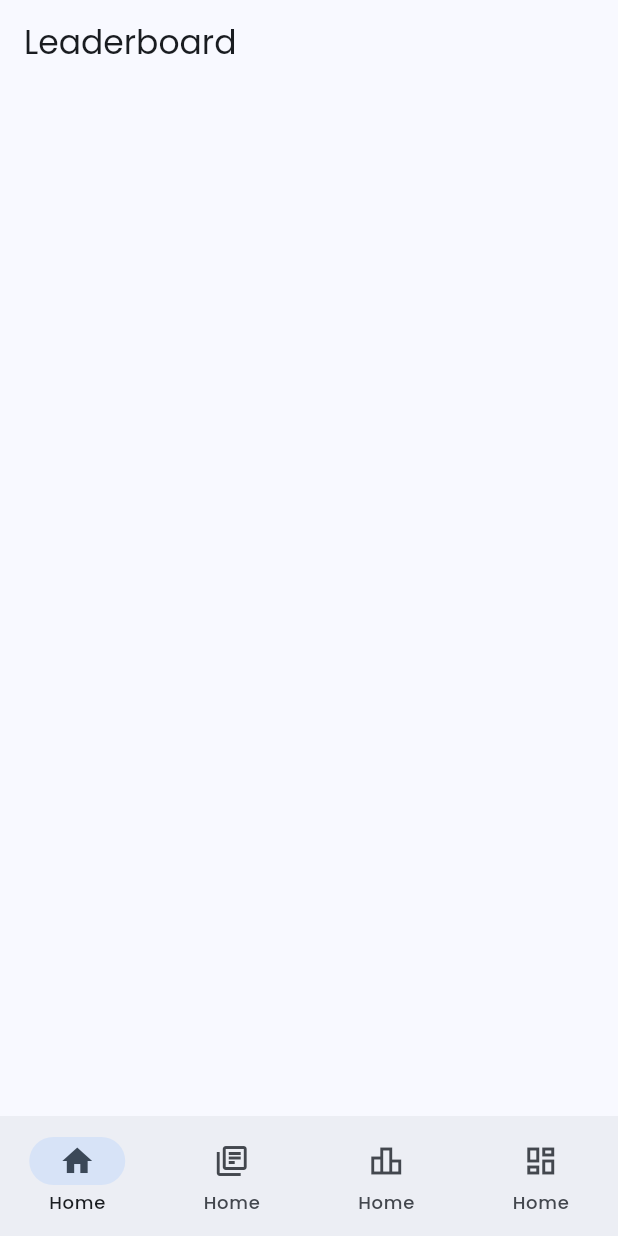
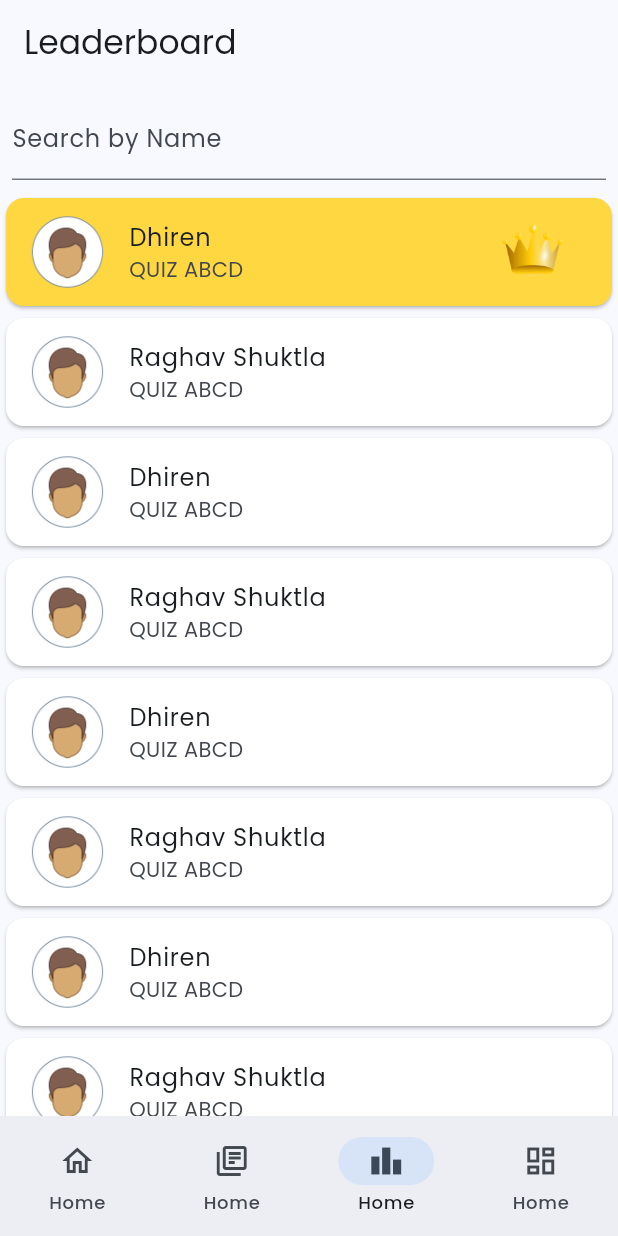
Before and after one commit to Techlyverse/learn_dart, a Flutter app: the screen it shows after launch, item 3 of the bottom bar chosen, on a phone screen of 412 x 824 dp. Run offline on Flutter 3.47's test engine with Material 3 defaults, Android fonts, the phone set to English and light mode, and no system bars; our stand-ins replace google_fonts.

Commit message:
leaderboard

```diff
--- a/lib/leaderboard_screen.dart
+++ b/lib/leaderboard_screen.dart
@@ -1,4 +1,8 @@
 import 'package:flutter/material.dart';
+import 'package:provider/provider.dart';
+
+import 'model/leadership.dart';
+import 'provider/leadershiprovider.dart';
 
 class LeaderboardScreen extends StatefulWidget {
   const LeaderboardScreen({super.key});
@@ -8,12 +12,123 @@ class LeaderboardScreen extends StatefulWidget {
 }
 
 class _LeaderboardScreenState extends State<LeaderboardScreen> {
+  final ScrollController scrollController = ScrollController();
+  bool loadingMore = false;
+  TextEditingController searchController = TextEditingController();
+
+  @override
+  void initState() {
+    super.initState();
+    scrollController.addListener(_scrollListener);
+  }
+
+  @override
+  void dispose() {
+    scrollController.dispose();
+    searchController.dispose();
+    super.dispose();
+  }
+
+  void _scrollListener() {
+    if (scrollController.offset >= scrollController.position.maxScrollExtent &&
+        !scrollController.position.outOfRange) {
+      if (!loadingMore) {
+        setState(() {
+          loadingMore = true;
+        });
+
+        Provider.of<LeadershipProvider>(context, listen: false)
+            .loadMoreLeaders();
+
+        setState(() {
+          loadingMore = false;
+        });
+      }
+    }
+  }
+
+  List<Leader> searchLeaders(List<Leader> leaders, String query) {
+    return leaders
+        .where(
+            (leader) => leader.name.toLowerCase().contains(query.toLowerCase()))
+        .toList();
+  }
+
   @override
   Widget build(BuildContext context) {
     return Scaffold(
       appBar: AppBar(
         title: Text("Leaderboard"),
       ),
+      body: Consumer<LeadershipProvider>(
+        builder: (context, leadershipProvider, child) {
+          final leaders =
+              searchLeaders(leadershipProvider.leaders, searchController.text);
+          print("the ${leaders.length}");
+
+          return Column(
+            children: [
+              Padding(
+                padding: const EdgeInsets.all(8.0),
+                child: TextField(
+                  controller: searchController,
+                  onChanged: (value) {
+                    setState(() {});
+                  },
+                  decoration: InputDecoration(
+                    labelText: 'Search by Name',
+                    suffixIcon: searchController.text.isNotEmpty
+                        ? IconButton(
+                            icon: Icon(Icons.clear),
+                            onPressed: () {
+                              setState(() {});
+                              searchController.clear();
+                            },
+                          )
+                        : null,
+                  ),
+                ),
+              ),
+              Expanded(
+                child: ListView.builder(
+                  controller: scrollController,
+                  itemCount: leaders.length,
+                  itemBuilder: (context, index) {
+                    if (index == leaders.length) {
+                      return loadingMore
+                          ? const SizedBox(
+                              height: 50,
+                              child: Center(child: CircularProgressIndicator()),
+                            )
+                          : SizedBox();
+                    }
+
+                    final leader = leaders[index];
+                    return Card(
+                      color: leader.position == 1
+                          ? Colors.amberAccent
+                          : Colors.white,
+                      child: ListTile(
+                        leading: Image.asset(
+                          leader.imageAsset,
+                          width: 50,
+                          height: 50,
+                          fit: BoxFit.cover,
+                        ),
+                        title: Text(leader.name),
+                        subtitle: Text("QUIZ ABCD"),
+                        trailing: leader.position == 1
+                            ? Image.asset("assets/images/crown.png")
+                            : SizedBox(),
+                      ),
+                    );
+                  },
+                ),
+              ),
+            ],
+          );
+        },
+      ),
     );
   }
 }
--- a/lib/main_screen.dart
+++ b/lib/main_screen.dart
@@ -26,6 +26,7 @@ class _MainScreenState extends State<MainScreen> {
     return Scaffold(
       body: pages[currentPage],
       bottomNavigationBar: NavigationBar(
+        selectedIndex: currentPage,
         onDestinationSelected: (value) {
           setState(() {
             currentPage = value;
--- /dev/null
+++ b/lib/model/leadership.dart
@@ -0,0 +1,7 @@
+class Leader {
+  final String name;
+  final int position;
+  final String imageAsset;
+
+  Leader(this.name, this.position, this.imageAsset);
+}
--- /dev/null
+++ b/lib/provider/leadershiprovider.dart
@@ -0,0 +1,26 @@
+import 'package:flutter/material.dart';
+import 'package:learn_dart/model/leadership.dart';
+
+class LeadershipProvider with ChangeNotifier {
+  final List<Leader> person = [
+    Leader('Dhiren ', 1, 'assets/images/male.png'),
+    Leader('Raghav Shuktla ', 2, 'assets/images/male.png'),
+    Leader('Dhiren ', 3, 'assets/images/male.png'),
+    Leader('Raghav Shuktla ', 4, 'assets/images/male.png'),
+    Leader('Dhiren ', 5, 'assets/images/male.png'),
+    Leader('Raghav Shuktla ', 6, 'assets/images/male.png'),
+    Leader('Dhiren ', 7, 'assets/images/male.png'),
+    Leader('Raghav Shuktla ', 8, 'assets/images/male.png'),
+  ];
+
+  List<Leader> get leaders => person;
+  void loadMoreLeaders() {
+    Future.delayed(Duration(seconds: 2), () {
+      person.addAll([
+        Leader('New Leader 1', 9, 'assets/images/male.png'),
+        Leader('New Leader 2', 10, 'assets/images/male.png'),
+      ]);
+      notifyListeners();
+    });
+  }
+}
```
Also changed, not shown: lib/main.dart (+10 -2 lines), pubspec.yaml (+6 -63 lines), assets/images/crown.png (added), assets/images/male.png (added), lib/counter.dart (added), pubspec.lock, 1 other file.
